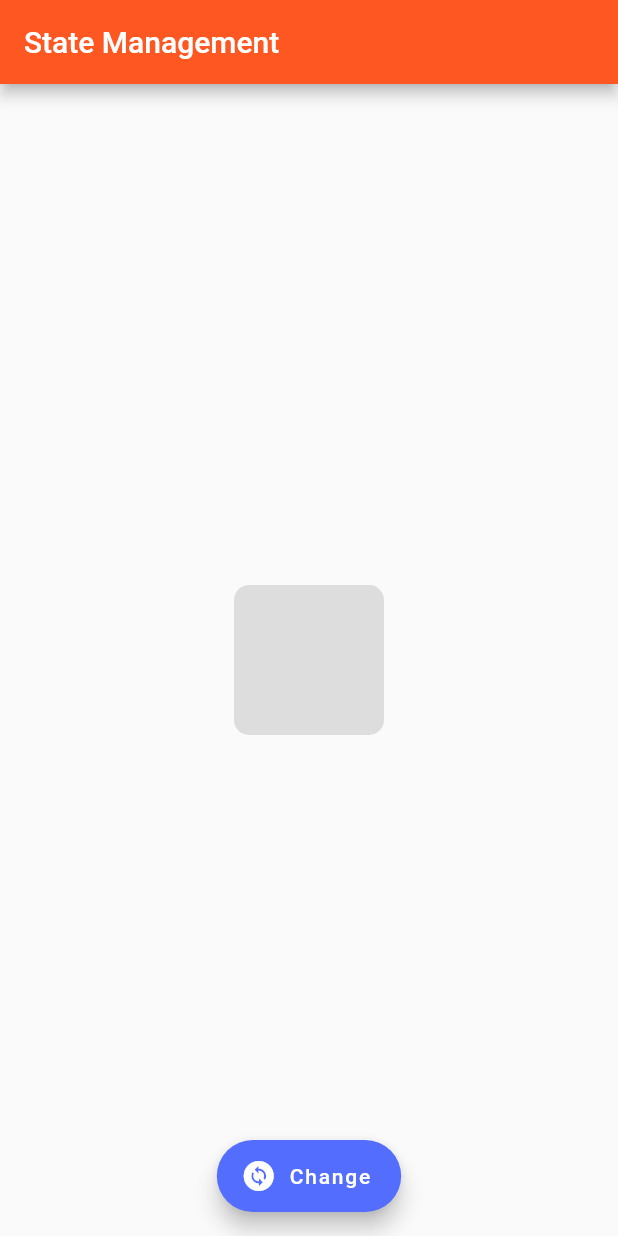
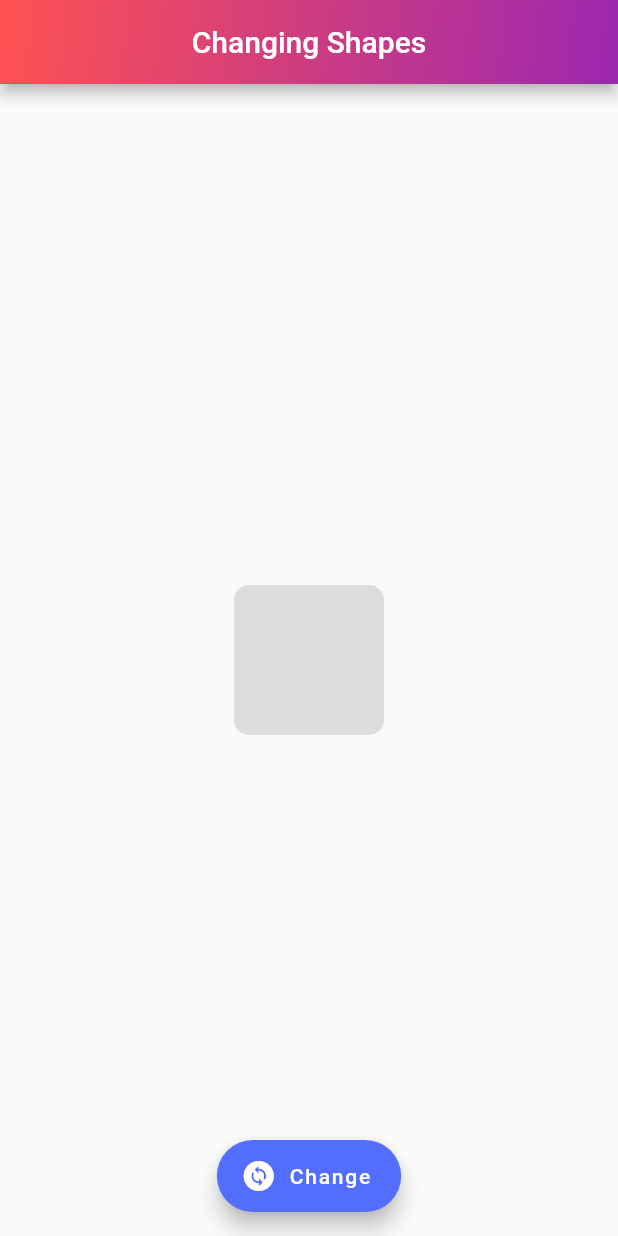
Before and after one commit to marufahmedofficial/Randomly_Shape_Changing, a Flutter app: the screen it shows after launch, on a phone screen of 412 x 824 dp. Run offline on Flutter 3.47's test engine with Material 2 defaults, Android fonts, the phone set to English and light mode, and no system bars.

Commit message:
Appbar updated

```diff
--- a/lib/pages/state_management.dart
+++ b/lib/pages/state_management.dart
@@ -24,7 +24,22 @@ class _StateManagementState extends State<StateManagement> {
     return Scaffold(
       floatingActionButtonLocation: FloatingActionButtonLocation.centerFloat,
       appBar: AppBar(
-        title: const Text('State Management'),
+        title: const Text('Changing Shapes'),
+        flexibleSpace:
+        Container(
+          decoration: BoxDecoration(
+              gradient: LinearGradient(
+                colors: [Colors.purple,Colors.redAccent],
+                begin: Alignment.bottomRight,
+                end : Alignment.topLeft,
+              )
+          ),
+        ),
+        centerTitle: true,
+        // shape: RoundedRectangleBorder(
+        //   borderRadius: BorderRadius.only(bottomLeft: Radius.circular(20),bottomRight: Radius.circular((20))),
+        // ),
+
       ),
       floatingActionButton: FloatingActionButton.extended(
         backgroundColor: Colors.indigoAccent,
```
